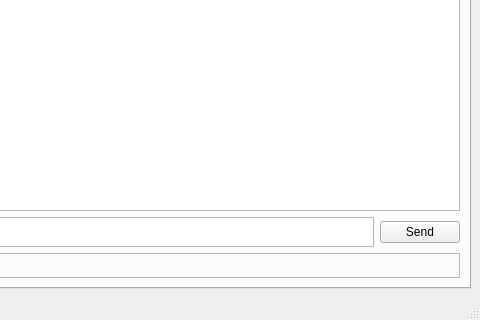
BreezeEnergies/konfigurator_stican, file form.ui: the form before one commit; both pictures show x 320 to 800 and y 403 to 723 of the 800 by 723 pixel window.
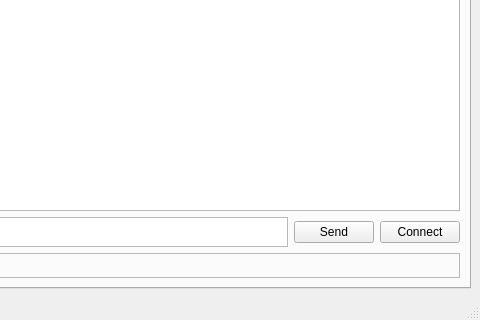
The form after the commit. The open tabs and pages were chosen to show the change.

Commit message: add button for perm connection to debug

Diff of the .ui file:
```diff
--- a/form.ui
+++ b/form.ui
@@ -293,6 +293,13 @@
             </property>
            </widget>
           </item>
+          <item>
+           <widget class="QPushButton" name="advConnDbgCommand">
+            <property name="text">
+             <string>Connect</string>
+            </property>
+           </widget>
+          </item>
          </layout>
         </item>
         <item>
```
The commit also changes 2 other files.
